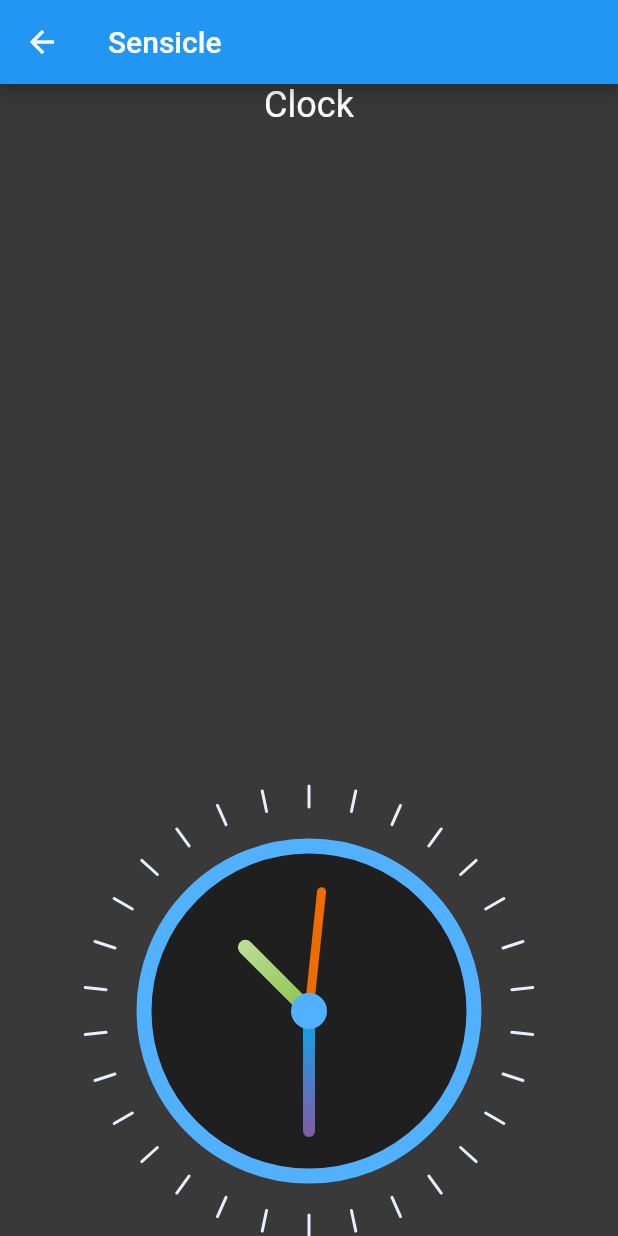
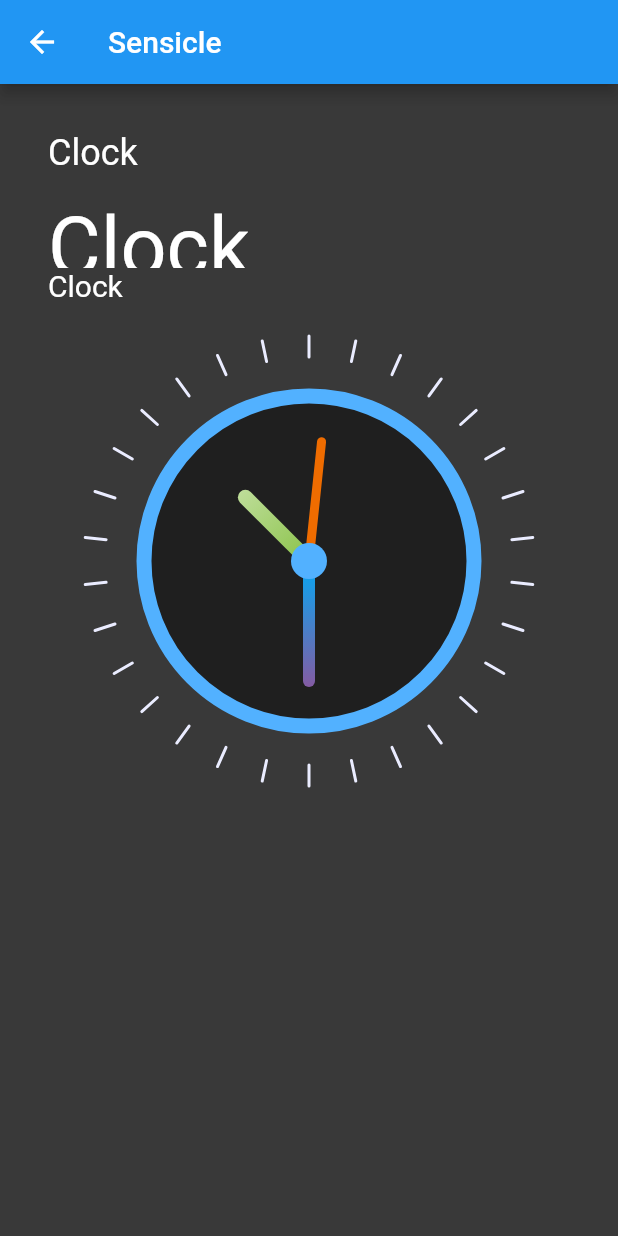
Before and after one commit to luthfibg/flutter_alarm_x, a Flutter app: the ClockPage screen opened directly, on a phone screen of 412 x 824 dp. Run offline on Flutter 3.47's test engine with Material 2 defaults, Android fonts, the phone set to English and light mode, and no system bars; our stand-ins replace double_back_to_close, persistent_bottom_nav_bar.

Commit message:
[UPD] clock ui

```diff
--- a/lib/navpages/clock.dart
+++ b/lib/navpages/clock.dart
@@ -20,13 +20,29 @@ class _ClockPageState extends State<ClockPage> {
         backgroundColor: Theme.of(context).primaryColor,
         title: const Text('Sensicle'),
       ),
-      body: SizedBox(
+      body: Container(
+        height: 500,
+        width: 500,
+        padding: const EdgeInsets.all(32),
         child: Column(
+          crossAxisAlignment: CrossAxisAlignment.start,
           children: const [
             Expanded(
               child: Text(
                 'Clock',
                 style: TextStyle(color: Colors.white, fontSize: 24),
+              ),
+            ),
+            Expanded(
+              child: Text(
+                'Clock',
+                style: TextStyle(color: Colors.white, fontSize: 54),
+              ),
+            ),
+            Expanded(
+              child: Text(
+                'Clock',
+                style: TextStyle(color: Colors.white, fontSize: 20),
               ),
             ),
             ClockView(),
```
